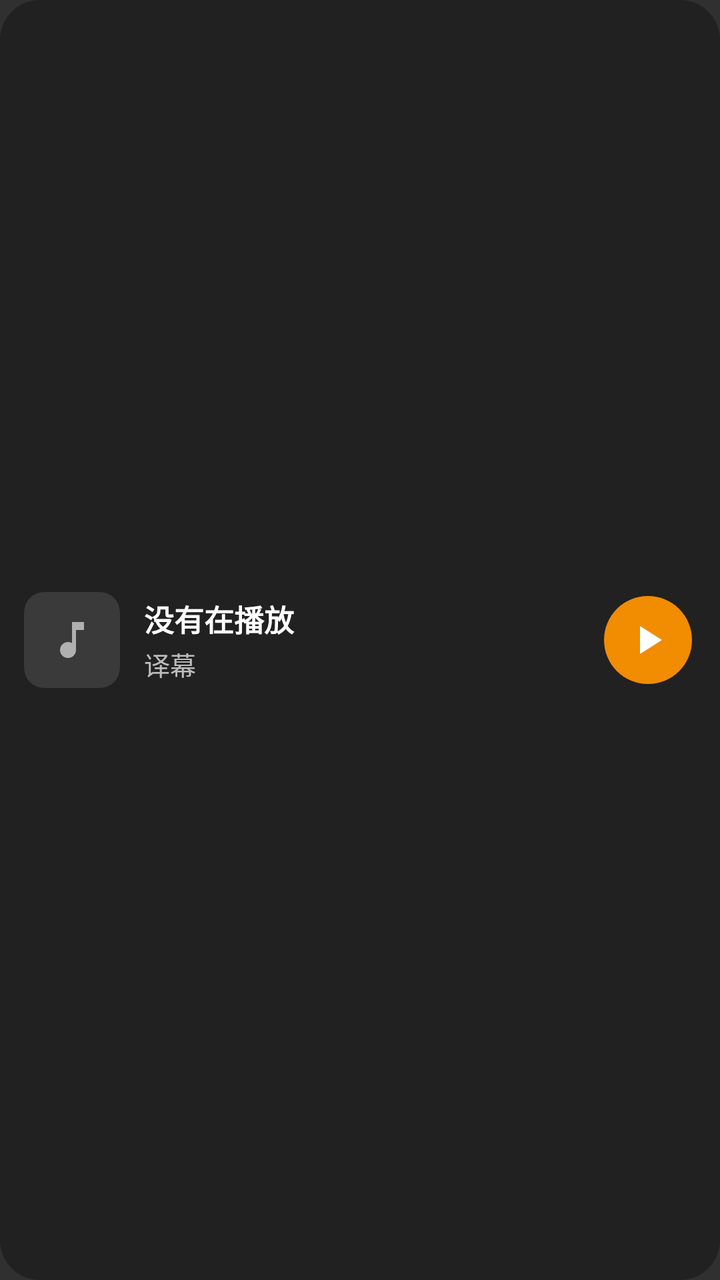
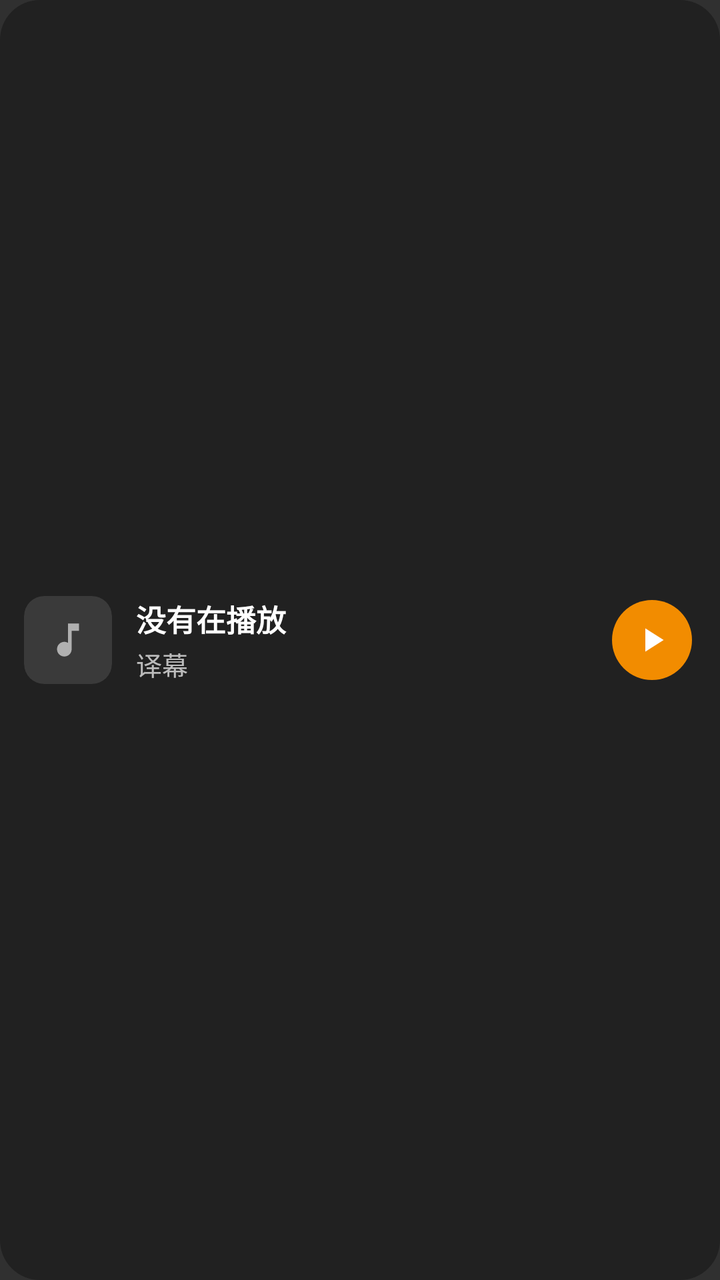

Two renders of the same Android screen: before a commit and after it. Below are the layout's source before the change and the commit's diff.
<!-- AndroidManifest.xml: application theme android:Theme.Material.NoActionBar -->
<!-- res/layout/widget_now_playing.xml -->
<?xml version="1.0" encoding="utf-8"?>
<LinearLayout xmlns:android="http://schemas.android.com/apk/res/android"
    android:id="@+id/widget_root"
    android:layout_width="match_parent"
    android:layout_height="match_parent"
    android:background="@drawable/widget_background"
    android:gravity="center_vertical"
    android:orientation="vertical"
    android:paddingHorizontal="12dp"
    android:paddingVertical="8dp">

    <LinearLayout
        android:layout_width="match_parent"
        android:layout_height="wrap_content"
        android:gravity="center_vertical"
        android:orientation="horizontal">

        <ImageView
            android:id="@+id/widget_cover"
            android:layout_width="48dp"
            android:layout_height="48dp"
            android:background="@drawable/widget_cover_background"
            android:clipToOutline="true"
            android:contentDescription="封面"
            android:scaleType="centerCrop"
            android:src="@drawable/widget_cover_placeholder" />

        <LinearLayout
            android:layout_width="0dp"
            android:layout_height="wrap_content"
            android:layout_marginStart="12dp"
            android:layout_weight="1"
            android:orientation="vertical">

            <TextView
                android:id="@+id/widget_title"
                android:layout_width="match_parent"
                android:layout_height="wrap_content"
                android:ellipsize="end"
                android:maxLines="1"
                android:text="没有在播放"
                android:textColor="#FFFFFFFF"
                android:textSize="15sp"
                android:textStyle="bold" />

            <TextView
                android:id="@+id/widget_artist"
                android:layout_width="match_parent"
                android:layout_height="wrap_content"
                android:layout_marginTop="2dp"
                android:ellipsize="end"
                android:maxLines="1"
                android:text="译幕"
                android:textColor="#B3FFFFFF"
                android:textSize="13sp" />
        </LinearLayout>

        <ImageView
            android:id="@+id/widget_prev"
            android:layout_width="40dp"
            android:layout_height="40dp"
            android:background="@drawable/widget_button_background"
            android:contentDescription="上一首"
            android:padding="8dp"
            android:src="@drawable/widget_prev"
            android:visibility="gone" />

        <ImageView
            android:id="@+id/widget_play"
            android:layout_width="44dp"
            android:layout_height="44dp"
            android:layout_marginHorizontal="2dp"
            android:background="@drawable/widget_play_background"
            android:contentDescription="播放 / 暂停"
            android:padding="10dp"
            android:src="@drawable/widget_play" />

        <ImageView
            android:id="@+id/widget_next"
            android:layout_width="40dp"
            android:layout_height="40dp"
            android:background="@drawable/widget_button_background"
            android:contentDescription="下一首"
            android:padding="8dp"
            android:src="@drawable/widget_next"
            android:visibility="gone" />
    </LinearLayout>

    
    <TextView
        android:id="@+id/widget_lyric"
        android:layout_width="match_parent"
        android:layout_height="22dp"
        android:layout_marginTop="8dp"
        android:autoSizeMaxTextSize="15sp"
        android:autoSizeMinTextSize="11sp"
        android:autoSizeStepGranularity="1sp"
        android:autoSizeTextType="uniform"
        android:ellipsize="end"
        android:gravity="center"
        android:maxLines="1"
        android:textColor="#FFFFB347"
        android:textSize="15sp"
        android:visibility="gone" />
</LinearLayout>
<!-- resources referenced by this layout -->
<resources>
  <!-- drawable widget_background (drawable) -->
  <?xml version="1.0" encoding="utf-8"?>
  <shape xmlns:android="http://schemas.android.com/apk/res/android" android:shape="rectangle">
      <solid android:color="#E6202020" />
      <corners android:radius="20dp" />
  </shape>
  <!-- drawable widget_button_background (drawable) -->
  <?xml version="1.0" encoding="utf-8"?>
  <ripple xmlns:android="http://schemas.android.com/apk/res/android" android:color="#40FFFFFF">
      <item android:id="@android:id/mask">
          <shape android:shape="oval">
              <solid android:color="#FFFFFFFF" />
          </shape>
      </item>
  </ripple>
  <!-- drawable widget_cover_background (drawable) -->
  <?xml version="1.0" encoding="utf-8"?>
  <shape xmlns:android="http://schemas.android.com/apk/res/android" android:shape="rectangle">
      <solid android:color="#FF3A3A3A" />
      <corners android:radius="10dp" />
  </shape>
  <!-- drawable widget_cover_placeholder (drawable) -->
  <?xml version="1.0" encoding="utf-8"?>
  <inset xmlns:android="http://schemas.android.com/apk/res/android" android:inset="12dp">
      <vector
          android:width="24dp"
          android:height="24dp"
          android:viewportWidth="24"
          android:viewportHeight="24">
          <path
              android:fillColor="#99FFFFFF"
              android:pathData="M12,3v10.55c-0.59,-0.34 -1.27,-0.55 -2,-0.55 -2.21,0 -4,1.79 -4,4s1.79,4 4,4 4,-1.79 4,-4V7h4V3h-6z" />
      </vector>
  </inset>
  <!-- drawable widget_next (drawable) -->
  <?xml version="1.0" encoding="utf-8"?>
  <vector xmlns:android="http://schemas.android.com/apk/res/android"
      android:width="24dp"
      android:height="24dp"
      android:viewportWidth="24"
      android:viewportHeight="24">
      <path
          android:fillColor="#FFFFFFFF"
          android:pathData="M6,18l8.5,-6L6,6v12zM16,6v12h2V6h-2z" />
  </vector>
  <!-- drawable widget_play (drawable) -->
  <?xml version="1.0" encoding="utf-8"?>
  <vector xmlns:android="http://schemas.android.com/apk/res/android"
      android:width="24dp"
      android:height="24dp"
      android:viewportWidth="24"
      android:viewportHeight="24">
      <path
          android:fillColor="#FFFFFFFF"
          android:pathData="M8,5v14l11,-7z" />
  </vector>
  <!-- drawable widget_play_background (drawable) -->
  <?xml version="1.0" encoding="utf-8"?>
  <ripple xmlns:android="http://schemas.android.com/apk/res/android" android:color="#40FFFFFF">
      <item>
          <shape android:shape="oval">
              <solid android:color="#FFF28C00" />
          </shape>
      </item>
  </ripple>
  <!-- drawable widget_prev (drawable) -->
  <?xml version="1.0" encoding="utf-8"?>
  <vector xmlns:android="http://schemas.android.com/apk/res/android"
      android:width="24dp"
      android:height="24dp"
      android:viewportWidth="24"
      android:viewportHeight="24">
      <path
          android:fillColor="#FFFFFFFF"
          android:pathData="M6,6h2v12H6zM9.5,12l8.5,6V6z" />
  </vector>
</resources>

<!-- the commit's change to res/layout/widget_now_playing.xml (unified diff, before → after) -->
@@ -7,7 +7,7 @@
     android:gravity="center_vertical"
     android:orientation="vertical"
     android:paddingHorizontal="12dp"
-    android:paddingVertical="8dp">
+    android:paddingVertical="6dp">
 
     <LinearLayout
         android:layout_width="match_parent"
@@ -17,8 +17,8 @@
 
         <ImageView
             android:id="@+id/widget_cover"
-            android:layout_width="48dp"
-            android:layout_height="48dp"
+            android:layout_width="44dp"
+            android:layout_height="44dp"
             android:background="@drawable/widget_cover_background"
             android:clipToOutline="true"
             android:contentDescription="封面"
@@ -36,12 +36,19 @@
                 android:id="@+id/widget_title"
                 android:layout_width="match_parent"
                 android:layout_height="wrap_content"
-                android:ellipsize="end"
-                android:maxLines="1"
+                android:ellipsize="marquee"
+                android:focusable="true"
+                android:focusableInTouchMode="true"
+                android:marqueeRepeatLimit="marquee_forever"
+                android:singleLine="true"
                 android:text="没有在播放"
                 android:textColor="#FFFFFFFF"
                 android:textSize="15sp"
-                android:textStyle="bold" />
+                android:textStyle="bold">
+
+                
+                <requestFocus />
+            </TextView>
 
             <TextView
                 android:id="@+id/widget_artist"
@@ -57,8 +64,8 @@
 
         <ImageView
             android:id="@+id/widget_prev"
-            android:layout_width="40dp"
-            android:layout_height="40dp"
+            android:layout_width="36dp"
+            android:layout_height="36dp"
             android:background="@drawable/widget_button_background"
             android:contentDescription="上一首"
             android:padding="8dp"
@@ -67,8 +74,8 @@
 
         <ImageView
             android:id="@+id/widget_play"
-            android:layout_width="44dp"
-            android:layout_height="44dp"
+            android:layout_width="40dp"
+            android:layout_height="40dp"
             android:layout_marginHorizontal="2dp"
             android:background="@drawable/widget_play_background"
             android:contentDescription="播放 / 暂停"
@@ -77,8 +84,8 @@
 
         <ImageView
             android:id="@+id/widget_next"
-            android:layout_width="40dp"
-            android:layout_height="40dp"
+            android:layout_width="36dp"
+            android:layout_height="36dp"
             android:background="@drawable/widget_button_background"
             android:contentDescription="下一首"
             android:padding="8dp"
@@ -90,8 +97,9 @@
     <TextView
         android:id="@+id/widget_lyric"
         android:layout_width="match_parent"
-        android:layout_height="22dp"
-        android:layout_marginTop="8dp"
+        android:layout_height="0dp"
+        android:layout_marginTop="4dp"
+        android:layout_weight="1"
         android:autoSizeMaxTextSize="15sp"
         android:autoSizeMinTextSize="11sp"
         android:autoSizeStepGranularity="1sp"
